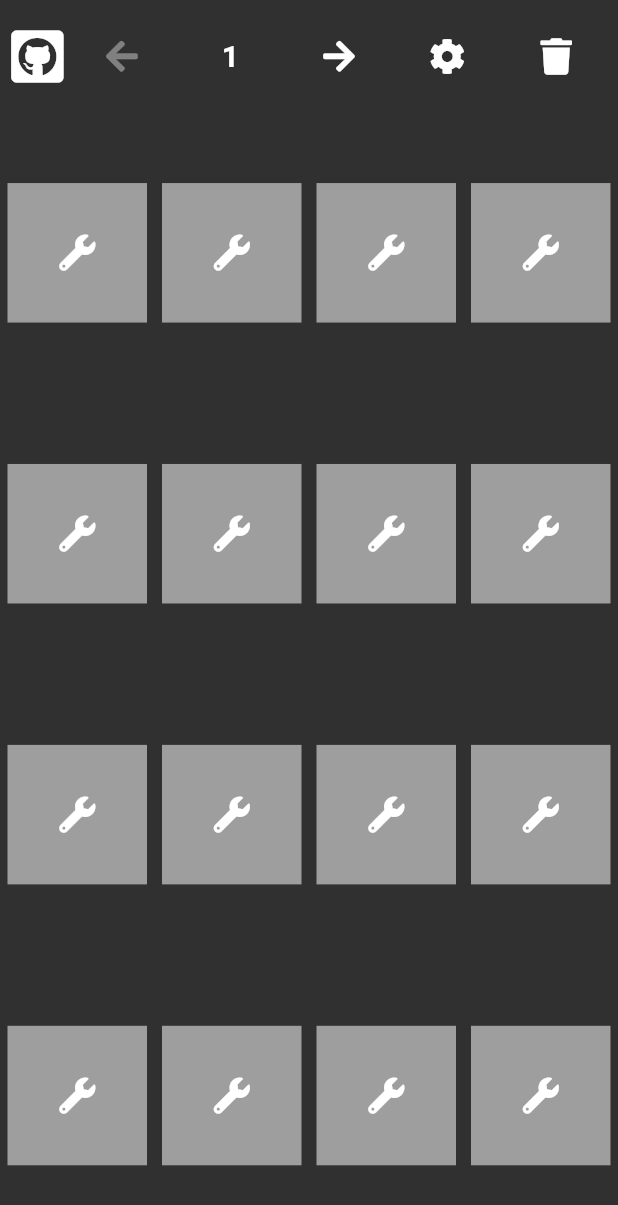
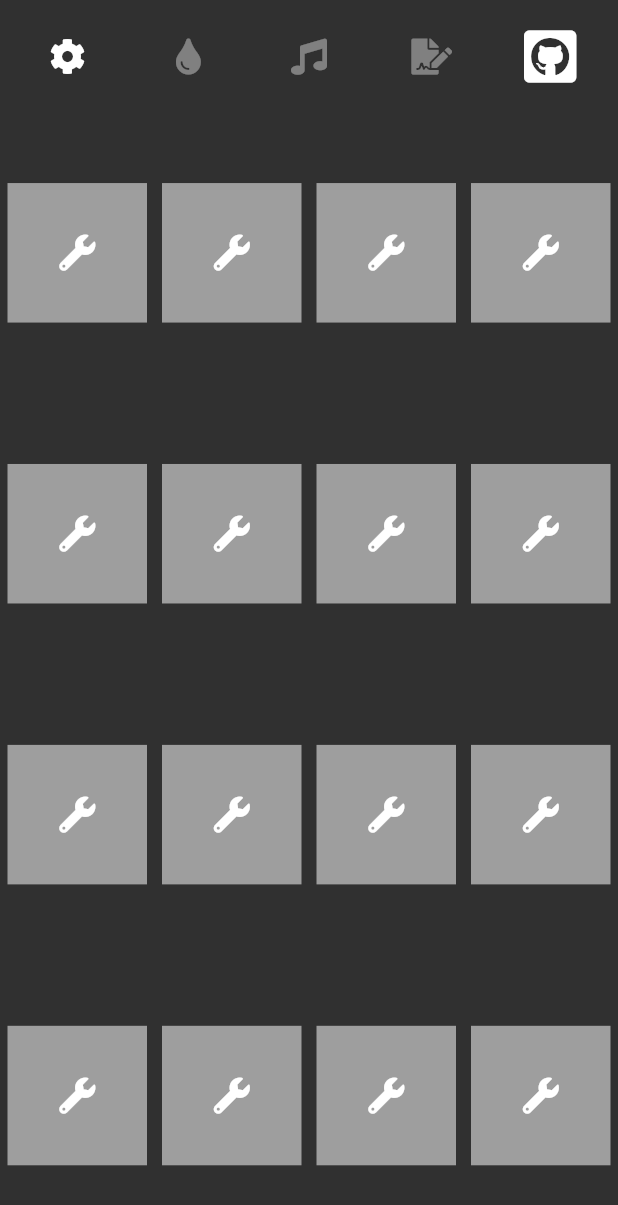
Before and after one commit to BolZer/novation, a Flutter app: the screen it shows after launch, after a tap on an icon or button, on a phone screen of 412 x 824 dp. Shown: the top 1205 px of the screen. Run offline on Flutter 3.47's test engine with Material 2 defaults, Android fonts, the light colour scheme and no system bars; our stand-ins replace bloc, equatable, flutter_bloc, font_awesome_flutter.

```diff
--- a/lib/widgets/SoundBoardToolbar.dart
+++ b/lib/widgets/SoundBoardToolbar.dart
@@ -16,7 +16,7 @@ class _SoundBoardToolbarState extends State<SoundBoardToolbar> {
   @override
   Widget build(BuildContext context) {
     // ignore: close_sinks
-    final soundBarBloc = BlocProvider.of<SoundBoardBloc>(context);
+    final soundBoardBloc = BlocProvider.of<SoundBoardBloc>(context);
 
     return BlocBuilder<SoundBoardBloc, SoundBoardState>(
       builder: (BuildContext context, SoundBoardState state) {
@@ -25,10 +25,47 @@ class _SoundBoardToolbarState extends State<SoundBoardToolbar> {
           child: Row(
             crossAxisAlignment: CrossAxisAlignment.center,
             mainAxisAlignment: MainAxisAlignment.center,
-            children: <Widget>[
-              FittedBox(
-                fit: BoxFit.cover,
+            children: state.isInEditMode ? this._getWidgetListForWhenInEditMode(soundBoardBloc, state) : this._getWidgetListForWhenNotInEditMode(soundBoardBloc, state),
+          ),
+        );
+      },
+    );
+  }
+
+  List<Widget> _getWidgetListForWhenInEditMode(SoundBoardBloc soundBoardBloc, SoundBoardState state) {
+    return [
+      Expanded(
+        child: IconButton(
+          icon: Icon(FontAwesomeIcons.cog),
+          onPressed: () {
+            soundBoardBloc.add(CloseEditMode());
+          },
+        ),
+      ),
+      Expanded(
+        child: IconButton(icon: Icon(FontAwesomeIcons.tint), onPressed: null),
+      ),
+      Expanded(
+        child: IconButton(icon: Icon(FontAwesomeIcons.music), onPressed: null),
+      ),
+      Expanded(
+        child: IconButton(icon: Icon(FontAwesomeIcons.fileSignature), onPressed: null),
+      ),
+      Expanded(
         child: Icon(FontAwesomeIcons.githubSquare, size: 40.0),
+      ),
+    ];
+  }
+
+  List<Widget> _getWidgetListForWhenNotInEditMode(SoundBoardBloc soundBoardBloc, SoundBoardState state) {
+    return [
+      Expanded(
+        child: IconButton(
+          icon: Icon(FontAwesomeIcons.cog),
+          onPressed: () {
+            soundBoardBloc.add(OpenEditMode());
+          },
+        ),
       ),
       Expanded(
         child: IconButton(
@@ -36,7 +73,7 @@ class _SoundBoardToolbarState extends State<SoundBoardToolbar> {
           onPressed: state.page == 1
               ? null
               : () {
-                          soundBarBloc.add(PreviousPage());
+                  soundBoardBloc.add(PreviousPage());
                 },
         ),
       ),
@@ -54,34 +91,13 @@ class _SoundBoardToolbarState extends State<SoundBoardToolbar> {
           onPressed: state.page == 6
               ? null
               : () {
-                          soundBarBloc.add(NextPage());
+                  soundBoardBloc.add(NextPage());
                 },
         ),
       ),
       Expanded(
-                child: IconButton(
-                  icon: Icon(FontAwesomeIcons.cog),
-                  onPressed: () {
-                    if (state.isInEditMode) {
-                      soundBarBloc.add(CloseEditMode());
-                    }
-
-                    if (!state.isInEditMode) {
-                      soundBarBloc.add(OpenEditMode());
-                    }
-                  },
+        child: Icon(FontAwesomeIcons.githubSquare, size: 40.0),
       ),
-              ),
-              Expanded(
-                child: IconButton(
-                  icon: Icon(FontAwesomeIcons.trash),
-                  onPressed: () {},
-                ),
-              ),
-            ],
-          ),
-        );
-      },
-    );
+    ];
   }
 }
--- a/pubspec.yaml
+++ b/pubspec.yaml
@@ -22,6 +22,8 @@ dependencies:
 dev_dependencies:
   flutter_test:
     sdk: flutter
+  mockito: ^4.1.1
+  bloc_test: ^3.0.1
 
 flutter:
   uses-material-design: true
```
Also changed, not shown: pubspec.lock, 2 other files. Lines whose indentation alone changed are shown as unchanged.
